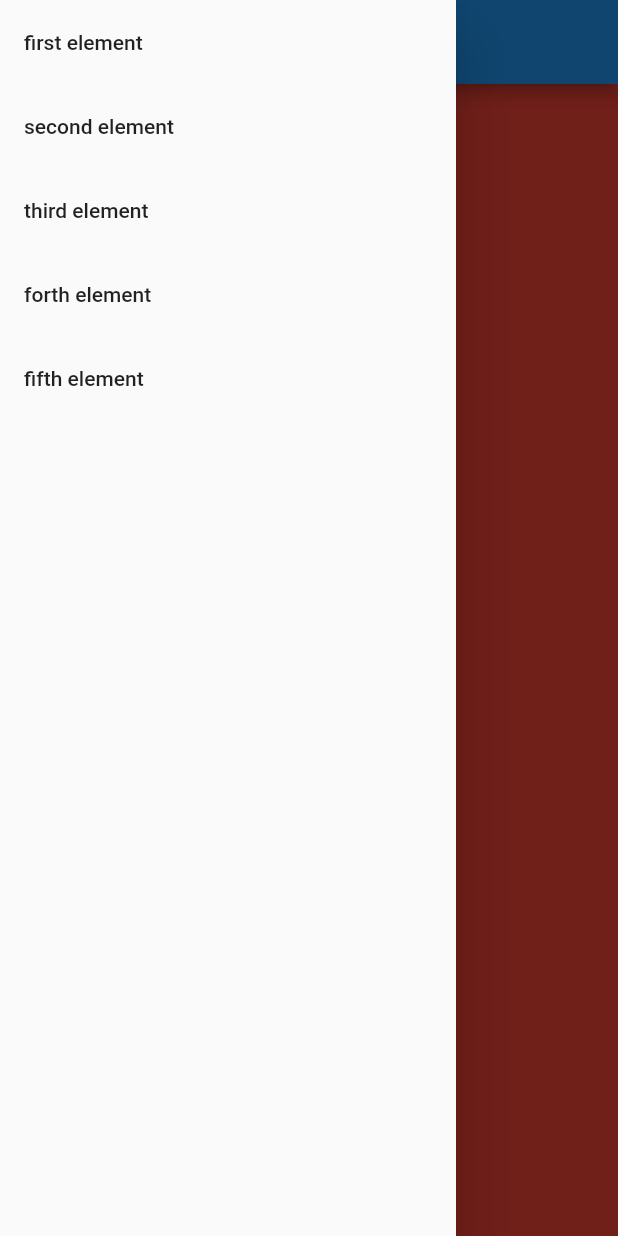
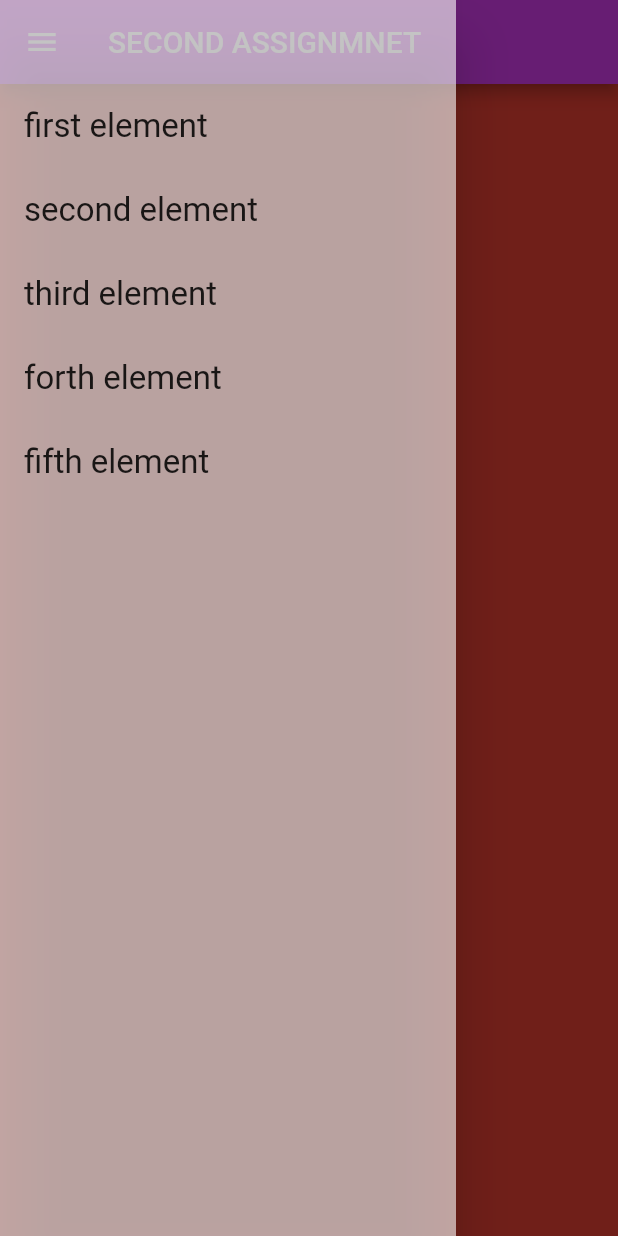
Before and after one commit to asmaamokhallalati/assignment2Flutter, a Flutter app: the screen it shows after launch, with the side drawer open, on a phone screen of 412 x 824 dp. Run offline on Flutter 3.47's test engine with Material 2 defaults, Android fonts, the phone set to English and light mode, and no system bars.

Commit message:
last commit

```diff
--- a/lib/landscapeWidget.dart
+++ b/lib/landscapeWidget.dart
@@ -11,10 +11,9 @@ class landscapeWidget extends StatelessWidget{
       //margin: EdgeInsets.symmetric(horizontal: 10,vertical: 5),
       child: Row(children: [
         Expanded(child:  listWidget(),),
-          Expanded(
-              child: Container(
+           Container(
                 width: MediaQuery.of(context).size.width*0.5,
-                color: Colors.red,)),
+                color: Colors.red,),
       ],),
     );
   }
--- a/lib/main.dart
+++ b/lib/main.dart
@@ -12,43 +12,50 @@ class MyApp extends StatelessWidget {
     // TODO: implement build
     if (MediaQuery.of(context).orientation==Orientation.landscape){
       return Scaffold(
-        appBar: AppBar(title: const Text('SECOND ASSIGNMNET'),),
+        appBar: AppBar(title: const Text('SECOND ASSIGNMNET'),backgroundColor: Colors.purpleAccent,),
         body: landscapeWidget(),
       );
     }else{
       return Scaffold(
-        appBar: AppBar(title: const Text('SECOND ASSIGNMNET'),),
+        appBar: AppBar(title: const Text('SECOND ASSIGNMNET'),backgroundColor: Colors.purpleAccent),
         body:portraitWidget(),
         drawer: Drawer(
+        backgroundColor: Colors.white.withOpacity(0.600),
           child: ListView(
             padding: EdgeInsets.zero,
             children: [
               ListTile(
-                title: const Text('first element'),
+                title: const Text('',style: TextStyle(fontSize: 22,fontWeight: FontWeight.w400),),
                 onTap: () {
                   Navigator.pop(context);
                 },
               ),
               ListTile(
-                title: const Text('second element'),
+                title: Text('first element',style: TextStyle(fontSize: 22,fontWeight:FontWeight.w400 )),
                 onTap: () {
                   Navigator.pop(context);
                 },
               ),
               ListTile(
-                title: const Text('third element'),
+                title: Text('second element',style: TextStyle(fontSize: 22,fontWeight:FontWeight.w400)),
                 onTap: () {
                   Navigator.pop(context);
                 },
               ),
               ListTile(
-                title: const Text('forth element'),
+                title: Text('third element',style: TextStyle(fontSize: 22,fontWeight:FontWeight.w400)),
                 onTap: () {
                   Navigator.pop(context);
                 },
               ),
               ListTile(
-                title: const Text('fifth element'),
+                title: Text('forth element',style: TextStyle(fontSize: 22,fontWeight:FontWeight.w400)),
+                onTap: () {
+                  Navigator.pop(context);
+                },
+              ),
+              ListTile(
+                title: Text('fifth element',style: TextStyle(fontSize: 22,fontWeight:FontWeight.w400)),
                 onTap: () {
                   Navigator.pop(context);
                 },
```
